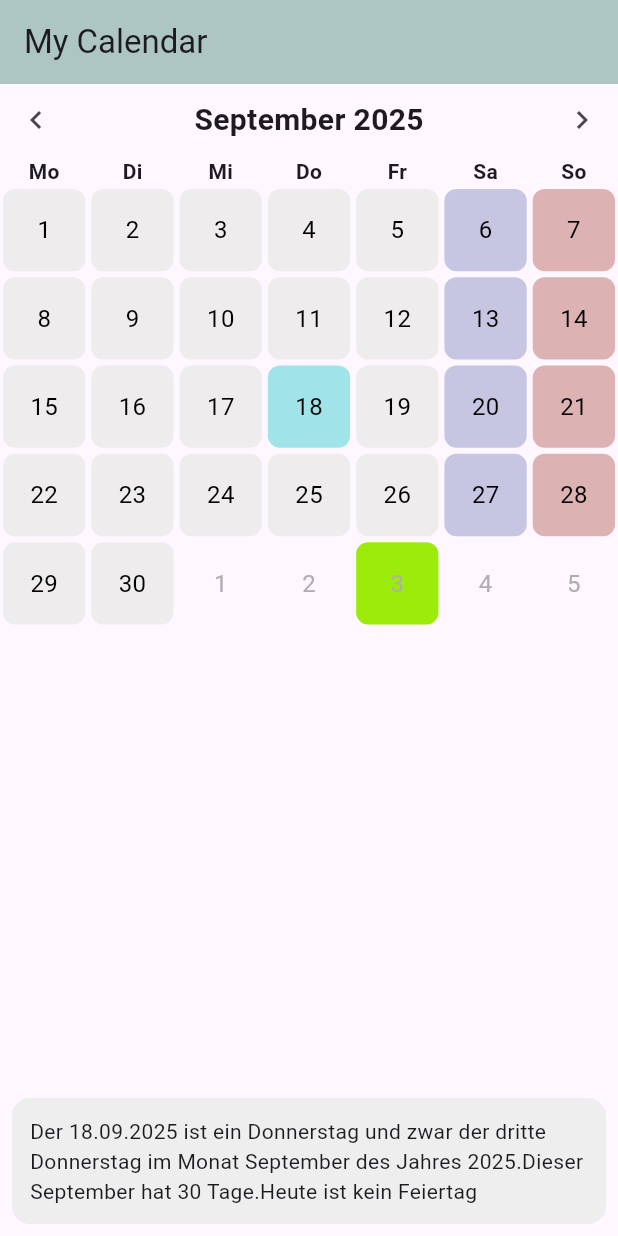
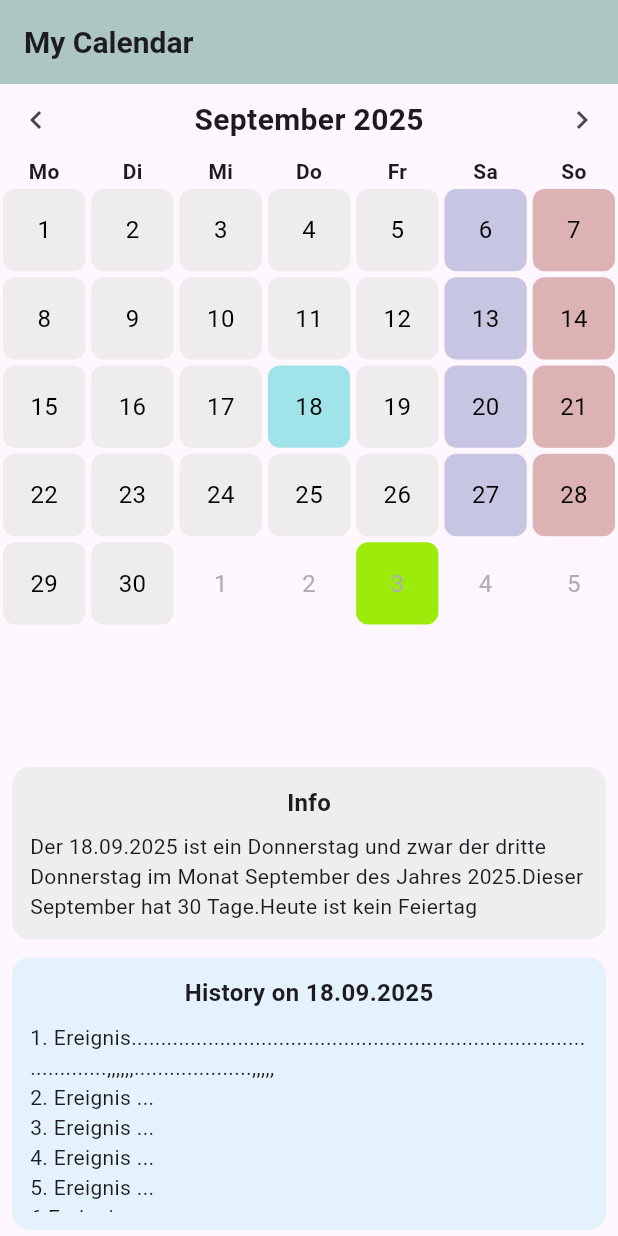
Before and after one commit to Kedirbiruh/calendar_app, a Flutter app: the screen it shows after launch, on a phone screen of 412 x 824 dp. Run offline on Flutter 3.47's test engine with Material 3 defaults, Android fonts, the phone set to English and light mode, and no system bars.

Commit message:
add Infobox and history box

```diff
--- a/lib/calendar_screen.dart
+++ b/lib/calendar_screen.dart
@@ -33,8 +33,6 @@ class _CalendarScreenState extends State<CalendarScreen> {
   String monthName = "";
   int daysInMonth = 0;
 
-  @override
-
   void previousMonth() {
     setState(() {
       currentDate = DateTime(currentDate.year, currentDate.month - 1, 1);
@@ -47,6 +45,7 @@ class _CalendarScreenState extends State<CalendarScreen> {
     });
   }
 
+  @override
   void initState() {
     super.initState();
     _updateInfoBox(selectedDate);
@@ -107,12 +106,12 @@ class _CalendarScreenState extends State<CalendarScreen> {
     List<Widget> dayWidgets = [];
     for (var week in weeks) {
       for (var day in week) {
-        // print("Day: ${day.year}-${day.month}-${day.day}");
         bool isCurrentMonth = day.month == currentDate.month;
         dayWidgets.add(
           DaySelectable(
             date: normalizeDate(day),
             isCurrentMonth: isCurrentMonth,
+            holidayController: holidayController,
             onDateSelected: (selectedDay) {
               _updateInfoBox(selectedDay);
             },
@@ -120,11 +119,13 @@ class _CalendarScreenState extends State<CalendarScreen> {
         );
       }
     }
-
     return Scaffold(
       appBar: AppBar(
         backgroundColor: const Color.fromARGB(248, 171, 197, 194),
-        title: Text(widget.title),
+        title: Text(
+          widget.title,
+          style: const TextStyle(fontWeight: FontWeight.bold, fontSize: 20),
+        ),
       ),
       body: Column(
         children: [
@@ -135,7 +136,12 @@ class _CalendarScreenState extends State<CalendarScreen> {
           ),
           const WeekdayRow(),
           Expanded(
-            child: GridView.count(crossAxisCount: 7, children: dayWidgets),
+            flex: 2,
+            child: GridView.count(
+              crossAxisCount: 7,
+              physics: const NeverScrollableScrollPhysics(),
+              children: dayWidgets,
+            ),
           ),
           // InfoBox
           Container(
@@ -146,8 +152,15 @@ class _CalendarScreenState extends State<CalendarScreen> {
               borderRadius: BorderRadius.circular(12),
             ),
             child: Column(
-              crossAxisAlignment: CrossAxisAlignment.start,
               children: [
+                Text(
+                  "Info",
+                  style: const TextStyle(
+                    fontSize: 16,
+                    fontWeight: FontWeight.bold,
+                  ),
+                ),
+                const SizedBox(height: 8),
                 Text(
                   "Der ${formatDate(selectedDate)} "
                   "ist ein $weekdayName und zwar der $nthWeekday $weekdayName im Monat ${DateFunctions.onlyMonthName(selectedDate)} "
@@ -159,6 +172,49 @@ class _CalendarScreenState extends State<CalendarScreen> {
               ],
             ),
           ),
+          Flexible(
+            flex: 1,
+            child: Container(
+              padding: const EdgeInsets.all(12),
+              margin: const EdgeInsets.symmetric(horizontal: 8, vertical: 4),
+              decoration: BoxDecoration(
+                color: Colors.blue[50],
+                borderRadius: BorderRadius.circular(12),
+              ),
+              child: Column(
+                crossAxisAlignment: CrossAxisAlignment.center,
+                children: [
+                  Text(
+                    "History on ${formatDate(selectedDate)}",
+                    style: TextStyle(fontSize: 16, fontWeight: FontWeight.bold),
+                  ),
+                  const SizedBox(height: 8),
+                  Expanded(
+                    child: SingleChildScrollView(
+                      child: Text(
+                        "1. Ereignis..........................................................................................,,,,,,....................,,,,,\n"
+                        "2. Ereignis ...\n"
+                        "3. Ereignis ...\n"
+                        "4. Ereignis ...\n"
+                        "5. Ereignis ...\n"
+                        "6 Ereignis ...\n"
+                        "7. Ereignis ...\n"
+                        "8. Ereignis ...\n"
+                        "9. Ereignis ...\n"
+                        "10. Ereignis ...\n"
+                        "11. Ereignis ...\n"
+                        "12. Ereignis ...\n"
+                        "13. Ereignis ...\n"
+                        "15. Ereignis ...\n"
+                        "16. Ereignis ...",
+                        style: TextStyle(fontSize: 14),
+                      ),
+                    ),
+                  ),
+                ],
+              ),
+            ),
+          ),
         ],
       ),
     );
--- a/lib/date_functions.dart
+++ b/lib/date_functions.dart
@@ -22,6 +22,7 @@ class DateFunctions {
   }
   static String onlyYear(DateTime date) {
     return "${date.year}";
+
   }
 
   static List<List<DateTime>> buildMonth(int year, int month) {
--- a/lib/widgets/day_selectable.dart
+++ b/lib/widgets/day_selectable.dart
@@ -5,22 +5,24 @@ class DaySelectable extends StatelessWidget {
   final DateTime date;
   final bool isCurrentMonth;
   final DateTime? birthday;
-  final now = DateTime.now();
+  final today = DateTime.now();
+  final HolidayController holidayController;
   final Function(DateTime)? onDateSelected;
-  final HolidayController holidayController = HolidayController();
+
 
   DaySelectable({
     super.key,
     required this.date,
     required this.isCurrentMonth,
+    required this.holidayController,
     this.birthday,
     this.onDateSelected,
   });
 
   bool isToday() {
-    return date.year == now.year &&
-        date.month == now.month &&
-        date.day == now.day;
+    return date.year == today.year &&
+        date.month == today.month &&
+        date.day == today.day;
   }
 
   bool isSaturday() {
```
